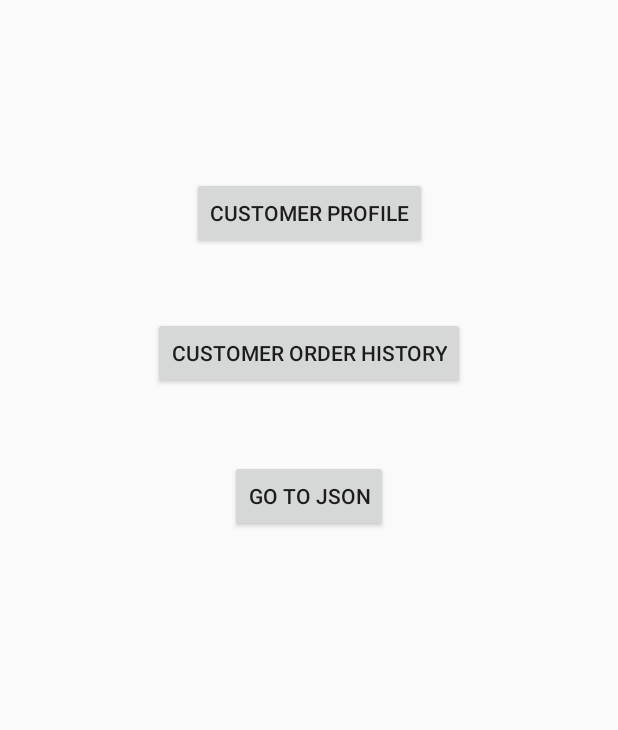
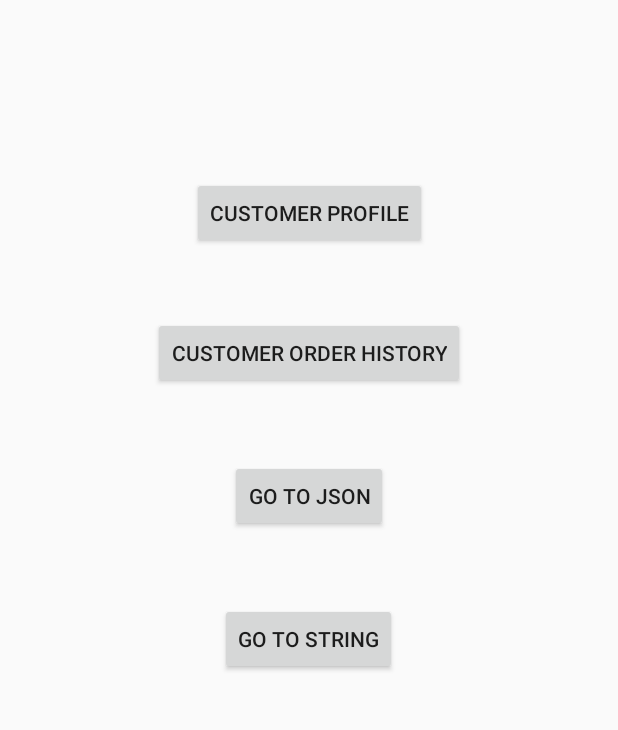
Before and after one commit to ajuarez99/ChefGo, an Android app: the screen it shows after launch (MainActivity), on a phone screen of 412 x 824 dp, the part 307-1037 px from its top. Run offline under Robolectric (Android 15) with nearby library versions, the phone set to English and light mode, and no system bars; our stand-ins replace Volley.

Commit message:
butt on to go to string request

```diff
--- a/Frontend/app/src/main/java/com/example/chefgo/MainActivity.java
+++ b/Frontend/app/src/main/java/com/example/chefgo/MainActivity.java
@@ -11,6 +11,7 @@ public class MainActivity extends AppCompatActivity {
     Button customerProfileButton;
     Button customerOrderHistoryButton;
     Button jsonButton;
+    Button stringButton;
     @Override
     protected void onCreate(Bundle savedInstanceState) {
         super.onCreate(savedInstanceState);
@@ -42,5 +43,14 @@ public class MainActivity extends AppCompatActivity {
                 startActivity(jsonIntent);
             }
         });
+
+        stringButton = findViewById(R.id.stringButton);
+        stringButton.setOnClickListener(new View.OnClickListener() {
+            @Override
+            public void onClick(View view) {
+                Intent stringIntent = new Intent(MainActivity.this, StringRequestActivity.class);
+                startActivity(stringIntent);
+            }
+        });
     }
 }
--- a/Frontend/app/src/main/java/com/example/chefgo/net_utils/Const.java
+++ b/Frontend/app/src/main/java/com/example/chefgo/net_utils/Const.java
@@ -3,6 +3,6 @@ package com.example.chefgo.net_utils;
 public class Const {
     public static final String URL_JSON_OBJECT = "http://coms-309-sb-3.misc.iastate.edu:8080/users";
     public static final String URL_JSON_ARRAY = "http://coms-309-sb-3.misc.iastate.edu:8080/users";
-    public static final String URL_STRING_REQ = "https://api.android.info/volley/string_response";
+    public static final String URL_STRING_REQ = "http://coms-309-sb-3.misc.iastate.edu:8080/users";
     public static final String URL_IMAGE = "https://api.android.info/volley/volley-image.jpeg";
 }
--- a/Frontend/app/src/main/res/layout/activity_main.xml
+++ b/Frontend/app/src/main/res/layout/activity_main.xml
@@ -52,4 +52,16 @@
         app:layout_constraintTop_toTopOf="parent"
         app:layout_constraintVertical_bias="0.632" />
 
+    <Button
+        android:id="@+id/stringButton"
+        android:layout_width="wrap_content"
+        android:layout_height="wrap_content"
+        android:text="Go to String"
+        app:layout_constraintBottom_toBottomOf="parent"
+        app:layout_constraintEnd_toEndOf="parent"
+        app:layout_constraintHorizontal_bias="0.498"
+        app:layout_constraintStart_toStartOf="parent"
+        app:layout_constraintTop_toTopOf="parent"
+        app:layout_constraintVertical_bias="0.765" />
+
 </androidx.constraintlayout.widget.ConstraintLayout>
```
